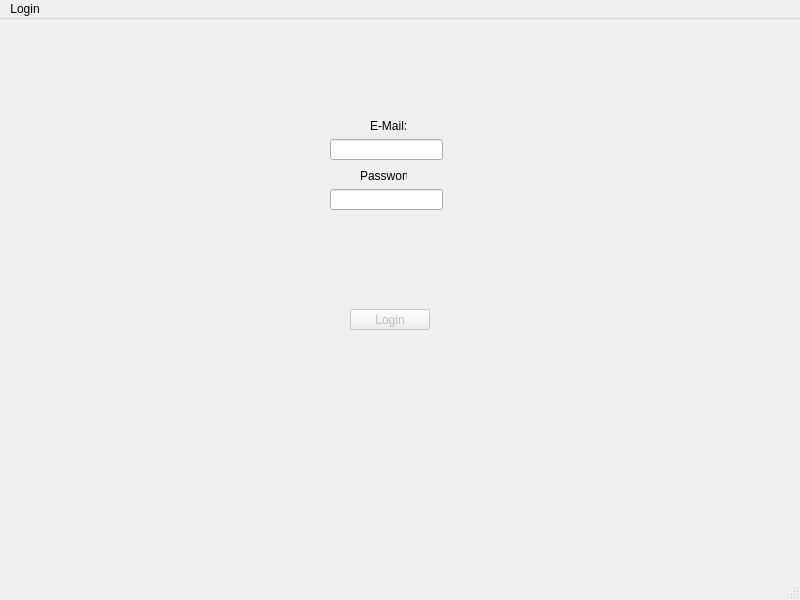
Old version of the form qt_loginview.ui in the repository RomanDietenmeier/Klassenliste_Implementierung.
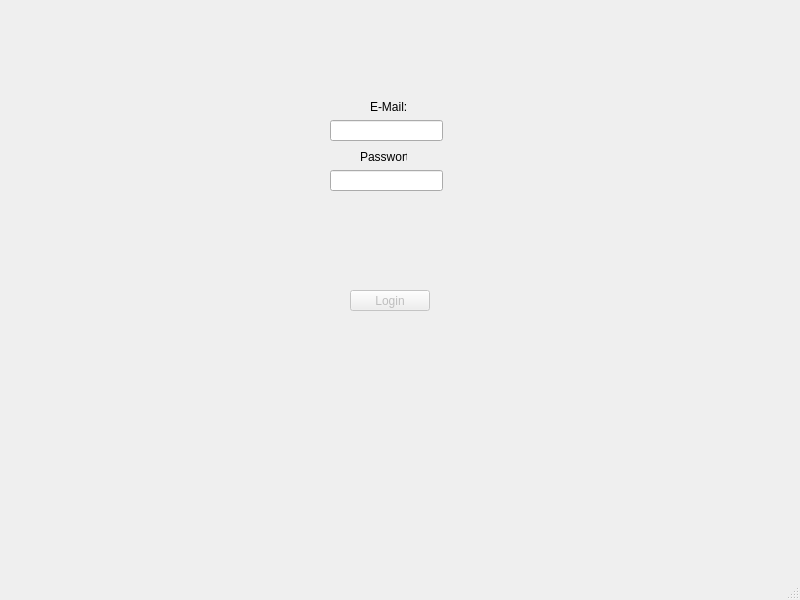
New version of the form.

What changed in the file:
```diff
--- a/qt_loginview.ui
+++ b/qt_loginview.ui
@@ -77,22 +77,6 @@
     </property>
    </widget>
   </widget>
-  <widget class="QMenuBar" name="menubar">
-   <property name="geometry">
-    <rect>
-     <x>0</x>
-     <y>0</y>
-     <width>800</width>
-     <height>20</height>
-    </rect>
-   </property>
-   <widget class="QMenu" name="menuLogin">
-    <property name="title">
-     <string>Login</string>
-    </property>
-   </widget>
-   <addaction name="menuLogin"/>
-  </widget>
   <widget class="QStatusBar" name="statusbar"/>
  </widget>
  <resources/>
```
